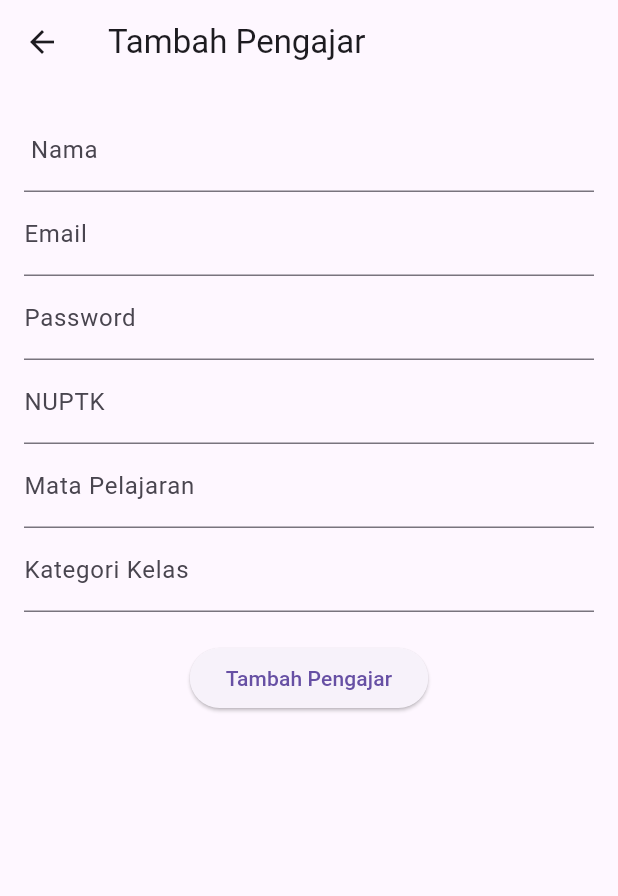
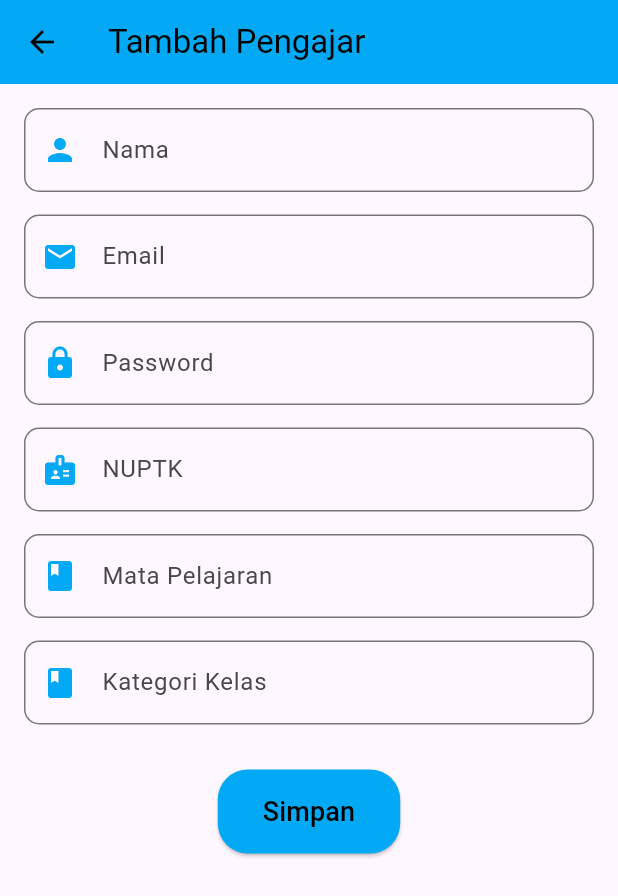
Before and after one commit to FaronF/PBL-IF-07, a Flutter app: the TambahPengajarPage screen opened directly, on a phone screen of 412 x 824 dp. Shown: the top 896 px of the screen. Run offline on Flutter 3.47's test engine with Material 3 defaults, Android fonts, the phone set to English and light mode, and no system bars; our stand-ins replace cloud_firestore, file_picker, firebase_auth, firebase_core, firebase_storage, open_file; accounts and stored records are empty.

Commit message:
mengubah tampilan form tambah pengajar, tambah pengguna, dan mengubah halaman quiz

```diff
--- a/lib/kelola_pengajar.dart
+++ b/lib/kelola_pengajar.dart
@@ -239,35 +239,36 @@ class TambahPengajarPage extends StatefulWidget {
 
 class _TambahPengajarPageState extends State<TambahPengajarPage> {
   final _formKey = GlobalKey<FormState>();
-  String _nama = '';
-  String _email = '';
-  String _password = '';
-  String _nuptk = '';
-  String _mapel = '';
-  String _kelas = '';
+  final TextEditingController namaController = TextEditingController();
+  final TextEditingController emailController = TextEditingController();
+  final TextEditingController passwordController = TextEditingController();
+  final TextEditingController nuptkController = TextEditingController();
+  final TextEditingController mapelController = TextEditingController();
+  final TextEditingController kelasController = TextEditingController();
 
-  Future<void> _tambahPengajar() async {
+  Future<void> tambahPengajar() async {
     if (_formKey.currentState!.validate()) {
       try {
         UserCredential userCredential = await FirebaseAuth.instance
-            .createUserWithEmailAndPassword(email: _email, password: _password);
+            .createUserWithEmailAndPassword(
+          email: emailController.text.trim(),
+          password: passwordController.text.trim(),
+        );
 
-        await FirebaseFirestore.instance
-            .collection('Teachers')
-            .doc(userCredential.user!.uid)
-            .set({
-          'nama': _nama,
-          'email': _email,
-          'password': _password,
-          'nuptk': _nuptk,
-          'mapel': _mapel,
-          'kelas': _kelas,
+        String uid = userCredential.user!.uid;
+
+        await FirebaseFirestore.instance.collection('Teachers').doc(uid).set({
+          'nama': namaController.text.trim(),
+          'email': emailController.text.trim(),
+          'password': passwordController.text.trim(),
+          'nuptk': nuptkController.text.trim(),
+          'mapel': mapelController.text.trim(),
+          'kelas': kelasController.text.trim(),
         });
 
         ScaffoldMessenger.of(context).showSnackBar(
           const SnackBar(content: Text('Pengajar berhasil ditambahkan')),
         );
-
         Navigator.pop(context);
       } catch (e) {
         ScaffoldMessenger.of(context).showSnackBar(
@@ -281,76 +282,79 @@ class _TambahPengajarPageState extends State<TambahPengajarPage> {
   Widget build(BuildContext context) {
     return Scaffold(
       appBar: AppBar(
-        title: const Text('Tambah Pengajar'),
+        title: const Text(
+          'Tambah Pengajar',
+          style: TextStyle(color: Colors.black), // Teks hitam
+        ),
+        backgroundColor: Colors.lightBlue,
+        iconTheme: const IconThemeData(color: Colors.black), // Ikon hitam
       ),
-      body: Padding(
+      body: SingleChildScrollView(
         padding: const EdgeInsets.all(16.0),
         child: Form(
           key: _formKey,
           child: Column(
+            crossAxisAlignment: CrossAxisAlignment.start,
             children: [
-              TextFormField(
-                decoration: const InputDecoration(labelText: ' Nama'),
-                validator: (value) {
-                  if (value == null || value.isEmpty) {
-                    return 'Nama tidak boleh kosong';
-                  }
-                  return null;
-                },
-                onChanged: (value) {
-                  _nama = value;
-                },
+              buildTextField(
+                controller: namaController,
+                label: 'Nama',
+                icon: Icons.person,
               ),
-              TextFormField(
-                decoration: const InputDecoration(labelText: 'Email'),
-                validator: (value) {
-                  if (value == null || value.isEmpty) {
-                    return 'Email tidak boleh kosong';
-                  }
-                  if (!RegExp(r'^[^@]+@[^@]+\.[^@]+').hasMatch(value)) {
-                    return 'Masukkan email yang valid';
-                  }
-                  return null;
-                },
-                onChanged: (value) {
-                  _email = value;
-                },
+              const SizedBox(height: 15),
+              buildTextField(
+                controller: emailController,
+                label: 'Email',
+                icon: Icons.email,
+                keyboardType: TextInputType.emailAddress,
               ),
-              TextFormField(
-                decoration: const InputDecoration(labelText: 'Password'),
+              const SizedBox(height: 15),
+              buildTextField(
+                controller: passwordController,
+                label: 'Password',
+                icon: Icons.lock,
                 obscureText: true,
-                validator: (value) {
-                  if (value == null || value.isEmpty) {
-                    return 'Password tidak boleh kosong';
-                  }
-                  return null;
-                },
-                onChanged: (value) {
-                  _password = value;
-                },
               ),
-              TextFormField(
-                decoration: const InputDecoration(labelText: 'NUPTK'),
-                onChanged: (value) {
-                  _nuptk = value;
-                },
+              const SizedBox(height: 15),
+              buildTextField(
+                controller: nuptkController,
+                label: 'NUPTK',
+                icon: Icons.badge,
               ),
-              TextFormField(
-                decoration: const InputDecoration(labelText: 'Mata Pelajaran'),
-                onChanged: (value) {
-                  _mapel = value;
-                },
+              const SizedBox(height: 15),
+              buildTextField(
+                controller: mapelController,
+                label: 'Mata Pelajaran',
+                icon: Icons.book,
               ),
-              TextFormField(
-                decoration: const InputDecoration(labelText: 'Kategori Kelas'),
-                onChanged: (value) {
-                  _kelas = value;
-                },
+              const SizedBox(height: 15),
+              buildTextField(
+                controller: kelasController,
+                label: 'Kategori Kelas',
+                icon: Icons.class_,
               ),
-              const SizedBox(height: 20),
-              ElevatedButton(
-                onPressed: _tambahPengajar,
-                child: const Text('Tambah Pengajar'),
+              const SizedBox(height: 30),
+              Center(
+                child: ElevatedButton(
+                  onPressed: tambahPengajar,
+                  style: ElevatedButton.styleFrom(
+                    backgroundColor: Colors.lightBlue,
+                    shape: RoundedRectangleBorder(
+                      borderRadius: BorderRadius.circular(20),
+                    ),
+                    padding: const EdgeInsets.symmetric(
+                      horizontal: 30,
+                      vertical: 15,
+                    ),
+                  ),
+                  child: const Text(
+                    'Simpan',
+                    style: TextStyle(
+                      fontSize: 18,
+                      color: Colors.black, // Teks hitam
+                    ),
+                  ),
+                ),
               ),
             ],
           ),
@@ -358,4 +362,32 @@ class _TambahPengajarPageState extends State<TambahPengajarPage> {
       ),
     );
   }
+
+  Widget buildTextField({
+    required TextEditingController controller,
+    required String label,
+    required IconData icon,
+    bool obscureText = false,
+    TextInputType keyboardType = TextInputType.text,
+  }) {
+    return TextFormField(
+      controller: controller,
+      obscureText: obscureText,
+      keyboardType: keyboardType,
+      decoration: InputDecoration(
+        labelText: label,
+        prefixIcon: Icon(icon, color: Colors.lightBlue),
+        border: OutlineInputBorder(
+          borderRadius: BorderRadius.circular(10),
+          borderSide: const BorderSide(color: Colors.lightBlue),
+        ),
+        focusedBorder: OutlineInputBorder(
+          borderRadius: BorderRadius.circular(10),
+          borderSide: const BorderSide(color: Colors.lightBlue),
+        ),
+      ),
+      validator: (value) =>
+          value!.isEmpty ? '$label tidak boleh kosong' : null,
+    );
+  }
 }
--- a/lib/student_page.dart
+++ b/lib/student_page.dart
@@ -113,7 +113,7 @@ class _StudentPageState extends State<StudentPage> {
               Navigator.pushReplacementNamed(context, '/studentpage');
               break;
             case 1:
-              Navigator.pushReplacementNamed(context, '/quiz_main');
+              Navigator.pushReplacementNamed(context, '/materi');
               break;
             case 2:
               Navigator.pushReplacementNamed(context, '/quiz_siswa');
```
Also changed, not shown: lib/kelola_pengguna.dart (+81 -39 lines), lib/quiz_main.dart (+30 -8 lines).
